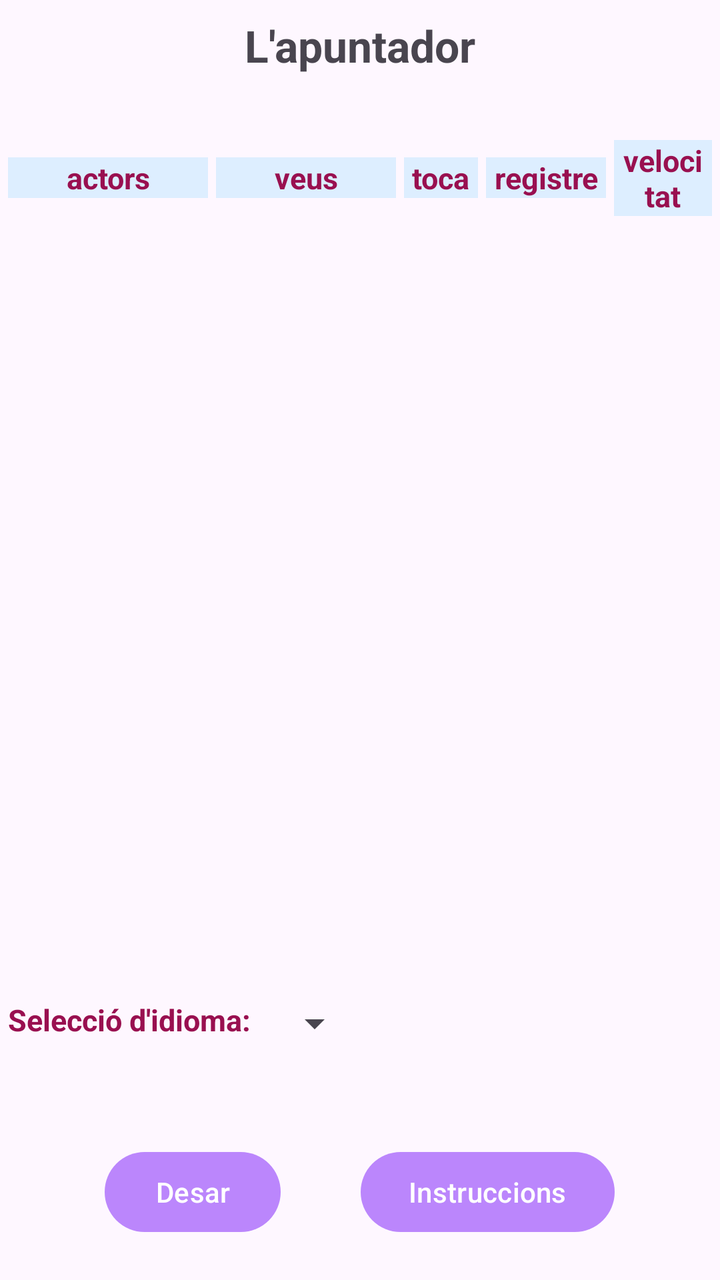
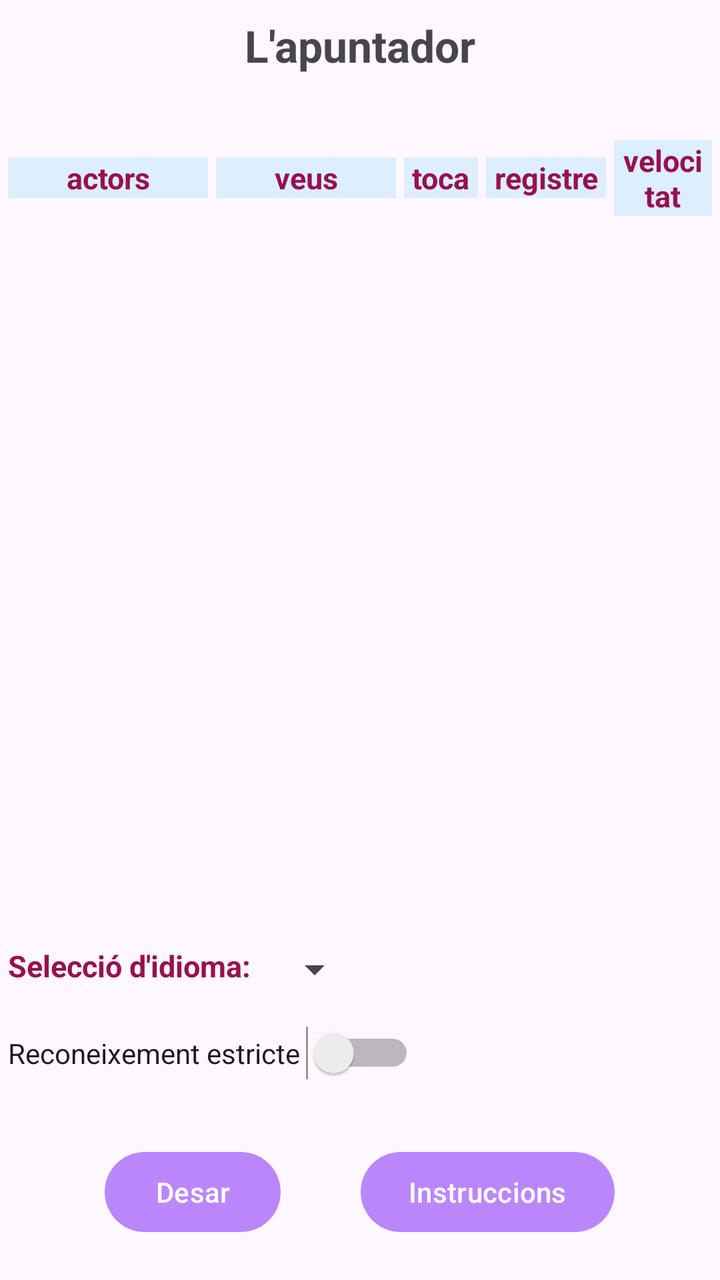

Compare the two renders of this Android layout. The source of the first and the diff that turns it into the second are given below.
<!-- AndroidManifest.xml: application theme Theme.ApuntadorDeTeatre -->
<!-- res/layout/fragment_configuracio.xml -->
<?xml version="1.0" encoding="utf-8"?>
<androidx.constraintlayout.widget.ConstraintLayout
   xmlns:android="http://schemas.android.com/apk/res/android"
   xmlns:app="http://schemas.android.com/apk/res-auto"
   xmlns:tools="http://schemas.android.com/tools"
   android:layout_width="match_parent"
   android:layout_height="match_parent">

   <RelativeLayout
      android:layout_width="match_parent"
      android:layout_height="match_parent"
      android:orientation="vertical"
      android:paddingLeft="4dp"
      android:paddingRight="4dp"
      tools:context="ui.ConfiguracioFragment">

      <TextView
         android:id="@+id/titol_configuracio"
         android:layout_width="match_parent"
         android:layout_height="wrap_content"
         android:layout_marginTop="8dp"
         android:gravity="center"
         android:textSize="22sp"
         android:text="@string/titol"
         android:textStyle="bold"
         app:layout_constraintTop_toTopOf="parent" />

      <LinearLayout
         android:id="@+id/grup_etiquetes"
         android:layout_width="match_parent"
         android:layout_height="wrap_content"
         android:layout_marginTop="70dp"
         android:gravity="center"
         android:orientation="horizontal" >
         <TextView
            android:id="@+id/titol_actors"
            android:layout_width="100dp"
            android:layout_height="wrap_content"
            android:gravity="center"
            android:textSize="15sp"
            android:textColor="@color/marro"
            android:text="@string/titol_actors"
            android:textStyle="bold"
            android:background="@color/blau_200" />
         <TextView
            android:id="@+id/titol_veus"
            android:layout_width="90dp"
            android:layout_height="wrap_content"
            android:layout_marginStart="4dp"
            android:gravity="center"
            android:textSize="15sp"
            android:textColor="@color/marro"
            android:text="@string/titol_veus"
            android:textStyle="bold"
            android:background="@color/blau_200" />
         <TextView
            android:id="@+id/titol_play"
            android:layout_width="wrap_content"
            android:layout_height="wrap_content"
            android:layout_marginStart="4dp"
            android:paddingLeft="4dp"
            android:paddingRight="4dp"
            android:gravity="center"
            android:textSize="15sp"
            android:textColor="@color/marro"
            android:text="@string/titol_play"
            android:textStyle="bold"
            android:background="@color/blau_200" />
         <TextView
            android:id="@+id/titol_registre"
            android:layout_width="wrap_content"
            android:layout_height="wrap_content"
            android:layout_marginStart="4dp"
            android:paddingLeft="4dp"
            android:paddingRight="4dp"
            android:gravity="center"
            android:textSize="15sp"
            android:textColor="@color/marro"
            android:text="@string/titol_registre"
            android:textStyle="bold"
            android:background="@color/blau_200" />
         <TextView
            android:id="@+id/titol_velocitat"
            android:layout_width="wrap_content"
            android:layout_height="wrap_content"
            android:layout_marginStart="4dp"
            android:paddingLeft="4dp"
            android:paddingRight="4dp"
            android:gravity="center"
            android:textSize="15sp"
            android:textColor="@color/marro"
            android:text="@string/titol_velocitat"
            android:textStyle="bold"
            android:background="@color/blau_200" />
      </LinearLayout>

      <ScrollView
         android:id="@+id/grup_scroll"
         android:layout_width="match_parent"
         android:layout_height="wrap_content"
         android:contentDescription="scroll"
         android:gravity="center"
         android:layout_gravity="top|center_horizontal"
         android:orientation="vertical"
         android:layout_marginTop="16dp"
         android:layout_marginBottom="146dp"
         android:layout_below="@id/grup_etiquetes" >

         <LinearLayout
            android:id="@+id/formContainer"
            android:layout_width="wrap_content"
            android:layout_height="wrap_content"
            android:gravity="center"
            android:layout_gravity="center"
            android:orientation="vertical" />
      </ScrollView>

      <ProgressBar
         android:id="@+id/espera"
         style="?android:attr/progressBarStyle"
         android:layout_width="match_parent"
         android:layout_height="wrap_content"
         android:layout_below="@id/grup_scroll"
         android:layout_marginTop="40dp" />

      <LinearLayout
         android:id="@+id/formIdioma"
         android:layout_width="match_parent"
         android:layout_height="wrap_content"
         android:layout_marginTop="10dp"
         android:orientation="horizontal"
         android:layout_marginBottom="100dp"
         android:layout_alignParentBottom="true" >
         <TextView
            android:layout_width="wrap_content"
            android:layout_height="wrap_content"
            android:layout_marginBottom="20dp"
            android:text="@string/titol_seleccio_idioma"
            android:textSize="15sp"
            android:textColor="@color/marro"
            android:textStyle="bold" />
         <Spinner
            android:id="@+id/selectorIdioma"
            android:layout_width="wrap_content"
            android:layout_height="wrap_content"
            android:layout_marginStart="8dp" />
      </LinearLayout>

      <LinearLayout
         android:layout_width="match_parent"
         android:layout_height="wrap_content"
         android:gravity="center|bottom"
         android:orientation="horizontal"
         android:layout_marginBottom="20dp"
         android:layout_alignParentBottom="true" >

         <Button
            android:id="@+id/boto_desar"
            android:layout_width="wrap_content"
            android:layout_height="wrap_content"
            android:text="@string/boto_desar"
            app:layout_constraintLeft_toLeftOf="parent" />
         <Button
            android:id="@+id/boto_instruccions"
            android:layout_width="wrap_content"
            android:layout_height="wrap_content"
            android:text="@string/boto_instruccions"
            android:layout_marginLeft="40dp"
            app:layout_constraintLeft_toRightOf="@id/boto_desar" />
      </LinearLayout>

   </RelativeLayout>

   <TextView
      android:id="@+id/instruccions"
      android:layout_width="match_parent"
      android:layout_height="wrap_content"
      android:layout_marginStart="4dp"
      android:layout_marginEnd="4dp"
      app:layout_constraintBottom_toBottomOf="parent"
      android:layout_marginBottom="80dp"
      android:text="@string/instruccions"
      android:textSize="15sp"
      android:visibility="invisible"
      android:background="@drawable/rounded_corner"
      android:backgroundTint="@color/blau_200" />

</androidx.constraintlayout.widget.ConstraintLayout>
<!-- resources referenced by this layout -->
<resources>
  <color name="blau_200">#FFDDEEFF</color>
  <color name="marro">#FF991050</color>
  <!-- drawable rounded_corner (drawable) -->
  <?xml version="1.0" encoding="utf-8"?>
  <shape xmlns:android="http://schemas.android.com/apk/res/android" >
     <stroke
        android:width="1dp"
        android:color="@color/blau_200" />
  
     <solid android:color="#ffffff" />
  
     <padding
        android:left="1dp"
        android:right="1dp"
        android:bottom="1dp"
        android:top="1dp" />
  
     <corners android:radius="5dp" />
  </shape>
  <string name="boto_desar">Desar</string>
  <string name="boto_instruccions">Instruccions</string>
  <string name="instruccions"><b>Selecció dels paràmetres per a cada actor:</b>
        \n<b>veu:</b> per a cada actor cal seleccionar una de les veus disponibles
        \n<b>registre:</b> greu:<i>valor petit</i>. agut:<i>valor gran</i>
        \n<b>velocitat:</b> lenta:<i>valor petit</i>. ràpida:<i>valor gran</i>\n
        \n<b>nota:</b> Els arxius corresponents als fragments de l\'obra per a cada actor i l\'arxiu de l\'obra sencera
        s\'han de desar a una carpeta accessible, per exemple, \'Documents\'\n
        \n<b>El nom dels arxius</b> <i>fragments</i> ha de tenir el següent format:
        \n- <b><u>nomDeLobra</u>-<u>nomDeLactor</u>-<u>99</u>.txt</b>
        \n(el número_de_seqüència_de_fragment: de 01 a 99 per a cada actor)\n
        \n<b>El format de cada arxiu</b> (fragments per a cada actor) és:
        \n<b>- text de l\'actor:</b> <u>nomDeLactor: </u> A continuació, el text en una única línia. Pot contenir, entre parèntesi, elements de situació narrativa.
        \n<b>- text del narrador i situació:</b> Qualsevol text que no comenci amb el nom d\'un actor seguit de dos punts (:)
     </string>
  <string name="titol">L\'apuntador</string>
  <string name="titol_actors">actors</string>
  <string name="titol_play">toca</string>
  <string name="titol_registre">registre</string>
  <string name="titol_seleccio_idioma">Selecció d\'idioma:</string>
  <string name="titol_velocitat">velocitat</string>
  <string name="titol_veus">veus</string>
  <style name="Theme.ApuntadorDeTeatre" parent="Base.Theme.ApuntadorDeTeatre" />
  <style name="Base.Theme.ApuntadorDeTeatre" parent="Theme.Material3.DayNight.NoActionBar">
          <item name="colorPrimary">@color/purple_200</item>
          <item name="colorPrimaryVariant">@color/blau_200</item>
          <item name="colorOnPrimary">@color/white</item>
          <item name="colorSecondary">@color/teal_200</item>
          <item name="colorSecondaryVariant">@color/teal_200</item>
          <item name="colorOnSecondary">@color/black</item>
      </style>
  <color name="purple_200">#FFBB86FC</color>
  <color name="white">#FFFFFFFF</color>
  <color name="teal_200">#FF03DAC5</color>
  <color name="black">#FF000000</color>
</resources>

<!-- the commit's change to res/layout/fragment_configuracio.xml (unified diff, before → after) -->
@@ -124,26 +124,40 @@
          android:layout_marginTop="40dp" />
 
       <LinearLayout
-         android:id="@+id/formIdioma"
-         android:layout_width="match_parent"
-         android:layout_height="wrap_content"
-         android:layout_marginTop="10dp"
-         android:orientation="horizontal"
+         android:id="@+id/seleccions"
+         android:layout_width="match_parent"
+         android:layout_height="wrap_content"
+         android:orientation="vertical"
          android:layout_marginBottom="100dp"
          android:layout_alignParentBottom="true" >
-         <TextView
-            android:layout_width="wrap_content"
-            android:layout_height="wrap_content"
-            android:layout_marginBottom="20dp"
-            android:text="@string/titol_seleccio_idioma"
-            android:textSize="15sp"
-            android:textColor="@color/marro"
-            android:textStyle="bold" />
-         <Spinner
-            android:id="@+id/selectorIdioma"
-            android:layout_width="wrap_content"
-            android:layout_height="wrap_content"
-            android:layout_marginStart="8dp" />
+
+         <LinearLayout
+            android:id="@+id/formIdioma"
+            android:layout_width="match_parent"
+            android:layout_height="wrap_content"
+            android:orientation="horizontal">
+            <TextView
+               android:layout_width="wrap_content"
+               android:layout_height="wrap_content"
+               android:layout_marginBottom="20dp"
+               android:text="@string/titol_seleccio_idioma"
+               android:textSize="15sp"
+               android:textColor="@color/marro"
+               android:textStyle="bold" />
+            <Spinner
+               android:id="@+id/selectorIdioma"
+               android:layout_width="wrap_content"
+               android:layout_height="wrap_content"
+               android:layout_marginStart="8dp" />
+         </LinearLayout>
+
+         <Switch
+            android:id="@+id/selectorEstricte"
+            android:layout_width="wrap_content"
+            android:layout_height="0dp"
+            android:layout_weight="0"
+            android:text="Reconeixement estricte " />
+
       </LinearLayout>
 
       <LinearLayout
